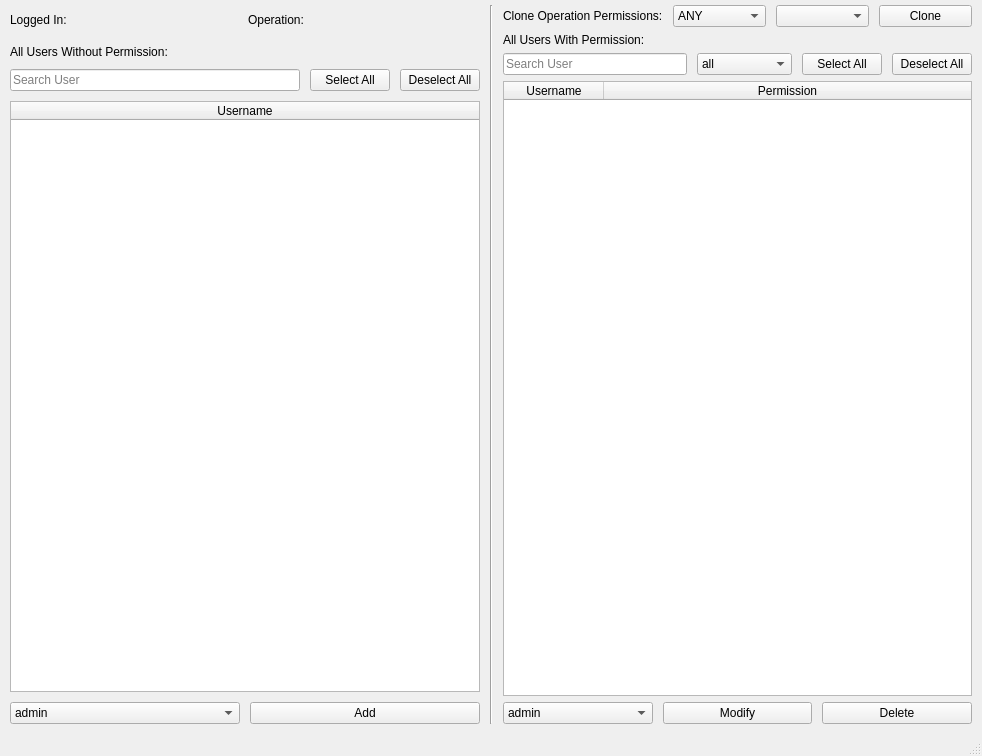
First picture: the form in mslib/msui/ui/ui_mscolab_admin_window.ui, repository Open-MSS/MSS, before the edit.
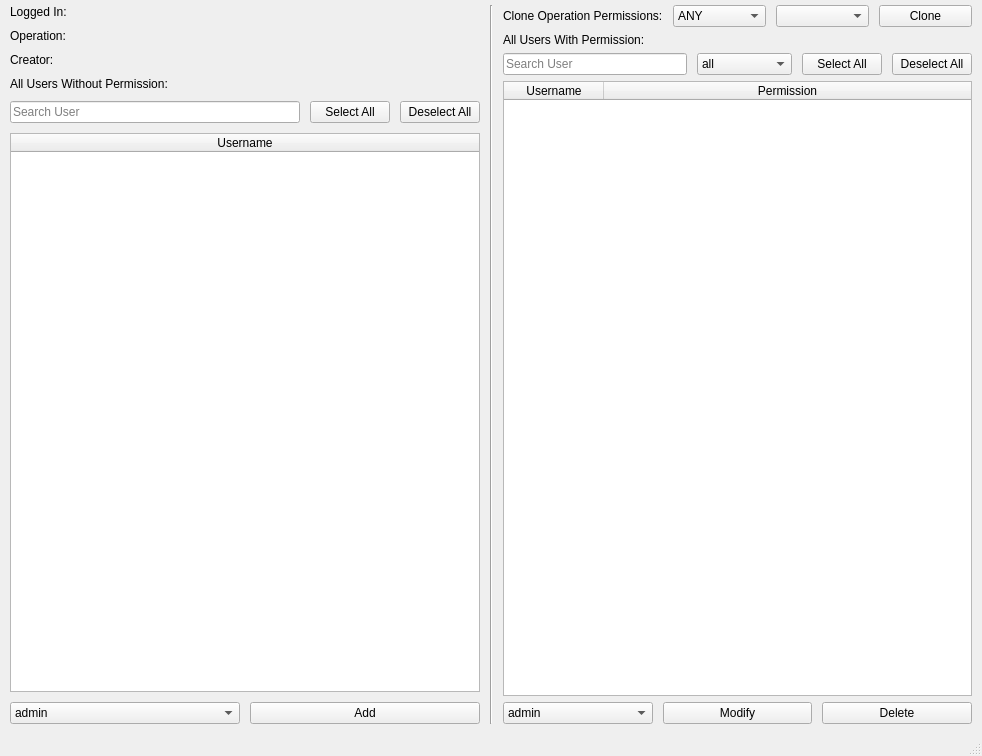
Second picture: the form after the edit.

Commit message:
Better visibility for creator of an operation.
Fix #1933

What changed in the file:
```diff
--- a/mslib/msui/ui/ui_mscolab_admin_window.ui
+++ b/mslib/msui/ui/ui_mscolab_admin_window.ui
@@ -38,23 +38,6 @@
       <item>
        <layout class="QVBoxLayout" name="verticalLayout">
         <item>
-         <layout class="QHBoxLayout" name="horizontalLayout_7" stretch="0,0">
-          <property name="spacing">
-           <number>6</number>
-          </property>
-          <property name="sizeConstraint">
-           <enum>QLayout::SetDefaultConstraint</enum>
-          </property>
-          <property name="leftMargin">
-           <number>0</number>
-          </property>
-          <property name="topMargin">
-           <number>8</number>
-          </property>
-          <property name="bottomMargin">
-           <number>8</number>
-          </property>
-          <item>
            <widget class="QLabel" name="usernameLabel">
             <property name="text">
              <string>Logged In: </string>
@@ -68,7 +51,12 @@
             </property>
            </widget>
           </item>
-         </layout>
+        <item>
+         <widget class="QLabel" name="creatorNameLabel">
+          <property name="text">
+           <string>Creator:</string>
+          </property>
+         </widget>
         </item>
         <item>
          <widget class="QLabel" name="label">
```
Lines whose indentation alone changed are shown as unchanged. The commit also changes 3 other files.
